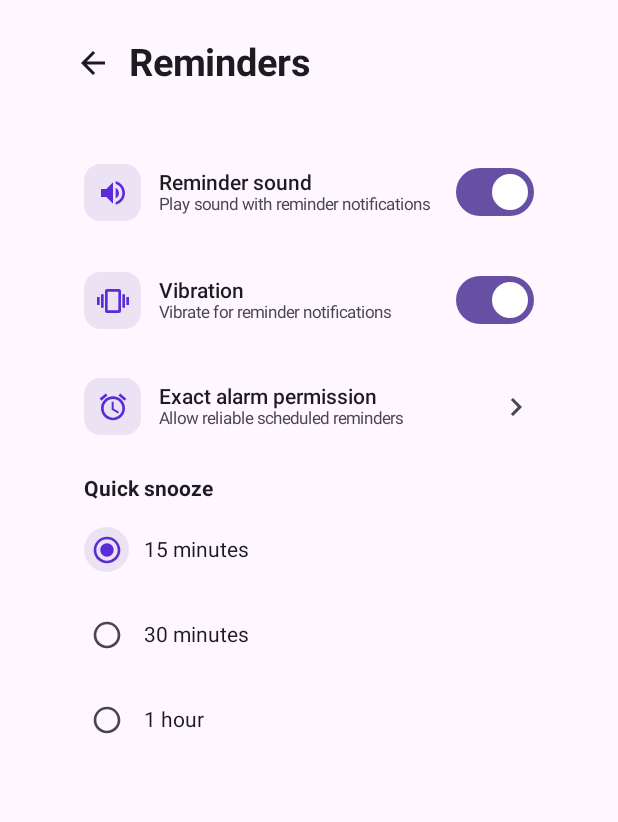
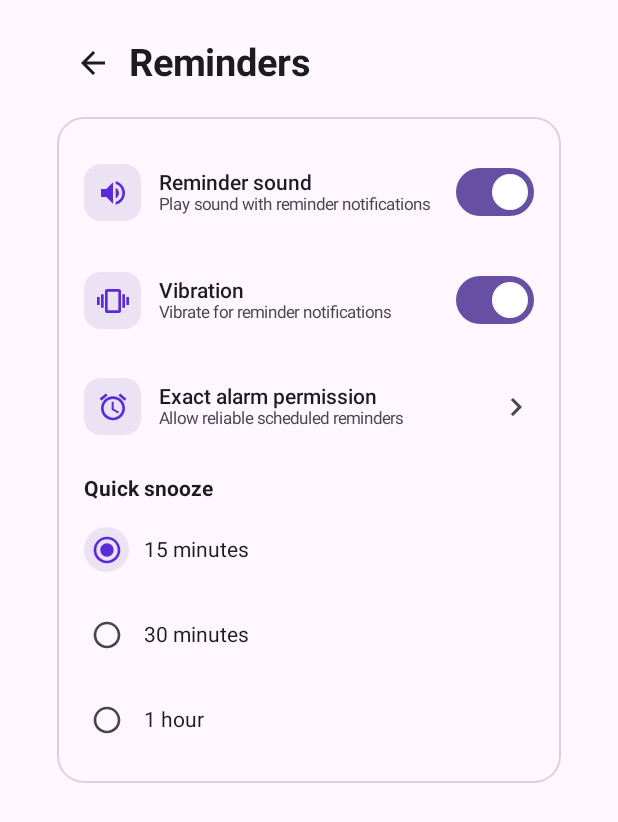
Before and after one commit to akash098p/Smaran, an Android app built with Jetpack Compose: the composable Settings shown on its own in the app's theme, after a tap on "Reminders", on a phone screen of 412 x 824 dp. Shown: the top 822 px of the screen. Run offline under Robolectric (Android 15) with nearby library versions, the light colour scheme and no system bars; 1 statement that could not run was skipped.

Commit message:
Add subtle borders to settings cards
Improves visual distinction of card elements in the settings screen by applying a light outline border using the theme's outline color at low opacity, enhancing overall UI appearance without being intrusive.

```diff
--- a/app/src/main/java/com/smaran/app/settings/SettingsScreen.kt
+++ b/app/src/main/java/com/smaran/app/settings/SettingsScreen.kt
@@ -84,7 +84,7 @@ fun Settings(context: Context, profileEditRequest: Int = 0, notificationsRequest
     LazyColumn(Modifier.fillMaxSize().padding(horizontal = 20.dp), contentPadding = PaddingValues(18.dp), verticalArrangement = Arrangement.spacedBy(12.dp)) {
         item { Text("Settings", fontSize = 27.sp, fontWeight = FontWeight.Bold, color = colorScheme.onBackground) }
         item {
-            Card(shape = RoundedCornerShape(18.dp), colors = CardDefaults.cardColors(containerColor = colorScheme.surface), modifier = Modifier.fillMaxWidth().clickable { page = "Profile" }) {
+            Card(shape = RoundedCornerShape(18.dp), colors = CardDefaults.cardColors(containerColor = colorScheme.surface), border = androidx.compose.foundation.BorderStroke(1.dp, colorScheme.outline.copy(alpha = .28f)), modifier = Modifier.fillMaxWidth().clickable { page = "Profile" }) {
                 Row(Modifier.padding(16.dp), verticalAlignment = Alignment.CenterVertically) {
                     ProfileAvatar(currentName, currentImage, 58)
                     Spacer(Modifier.width(14.dp))
@@ -97,7 +97,7 @@ fun Settings(context: Context, profileEditRequest: Int = 0, notificationsRequest
             }
         }
         item {
-            Card(shape = RoundedCornerShape(18.dp), colors = CardDefaults.cardColors(containerColor = colorScheme.surface), modifier = Modifier.fillMaxWidth()) {
+            Card(shape = RoundedCornerShape(18.dp), colors = CardDefaults.cardColors(containerColor = colorScheme.surface), border = androidx.compose.foundation.BorderStroke(1.dp, colorScheme.outline.copy(alpha = .28f)), modifier = Modifier.fillMaxWidth()) {
                 Column {
                     entries.forEachIndexed { index, entry ->
                         SettingsItem(entry) { page = entry.title }
@@ -163,7 +163,7 @@ private fun ProfileEditor(profile: ProfilePreferences, onSaved: () -> Unit, onBa
     LazyColumn(Modifier.fillMaxSize().padding(horizontal = 20.dp), contentPadding = PaddingValues(18.dp), verticalArrangement = Arrangement.spacedBy(14.dp)) {
         item { Row(verticalAlignment = Alignment.CenterVertically) { IconButton(onClick = onBack) { Icon(Icons.Default.ArrowBack, "Back", tint = colorScheme.onSurface) }; Text("Profile", fontSize = 25.sp, fontWeight = FontWeight.Bold, color = colorScheme.onSurface) } }
         item {
-            Card(shape = RoundedCornerShape(18.dp), colors = CardDefaults.cardColors(containerColor = colorScheme.surface), modifier = Modifier.fillMaxWidth()) {
+            Card(shape = RoundedCornerShape(18.dp), colors = CardDefaults.cardColors(containerColor = colorScheme.surface), border = androidx.compose.foundation.BorderStroke(1.dp, colorScheme.outline.copy(alpha = .28f)), modifier = Modifier.fillMaxWidth()) {
                 Column(Modifier.fillMaxWidth().padding(20.dp), horizontalAlignment = Alignment.CenterHorizontally) {
                     ProfileAvatar(name, imageUri, 96)
                     Spacer(Modifier.height(10.dp))
@@ -173,7 +173,7 @@ private fun ProfileEditor(profile: ProfilePreferences, onSaved: () -> Unit, onBa
             }
         }
         item {
-            Card(shape = RoundedCornerShape(18.dp), colors = CardDefaults.cardColors(containerColor = colorScheme.surface), modifier = Modifier.fillMaxWidth()) {
+            Card(shape = RoundedCornerShape(18.dp), colors = CardDefaults.cardColors(containerColor = colorScheme.surface), border = androidx.compose.foundation.BorderStroke(1.dp, colorScheme.outline.copy(alpha = .28f)), modifier = Modifier.fillMaxWidth()) {
                 Column(Modifier.padding(18.dp), verticalArrangement = Arrangement.spacedBy(12.dp)) {
                     OutlinedTextField(name, { name = it }, Modifier.fillMaxWidth(), singleLine = true, label = { Text("Name") }, leadingIcon = { Icon(Icons.Default.Person, null) })
                     OutlinedTextField(email, { email = it }, Modifier.fillMaxWidth(), singleLine = true, label = { Text("Email") }, leadingIcon = { Icon(Icons.Default.Email, null) })
@@ -199,7 +199,7 @@ private fun SettingsDetailPage(title: String, state: SettingsUiState, manager: S
     LazyColumn(Modifier.fillMaxSize().padding(horizontal = 20.dp), contentPadding = PaddingValues(18.dp), verticalArrangement = Arrangement.spacedBy(12.dp)) {
         item { Row(verticalAlignment = Alignment.CenterVertically) { IconButton(onClick = onBack) { Icon(Icons.Default.ArrowBack, "Back", tint = colorScheme.onSurface) }; Text(title, fontSize = 25.sp, fontWeight = FontWeight.Bold, color = colorScheme.onSurface) } }
         item {
-            Card(shape = RoundedCornerShape(18.dp), colors = CardDefaults.cardColors(containerColor = colorScheme.surface), modifier = Modifier.fillMaxWidth()) {
+            Card(shape = RoundedCornerShape(18.dp), colors = CardDefaults.cardColors(containerColor = colorScheme.surface), border = androidx.compose.foundation.BorderStroke(1.dp, colorScheme.outline.copy(alpha = .28f)), modifier = Modifier.fillMaxWidth()) {
                 Column(Modifier.padding(18.dp), verticalArrangement = Arrangement.spacedBy(8.dp)) {
                     when (title) {
                         "Reminders" -> {
```
